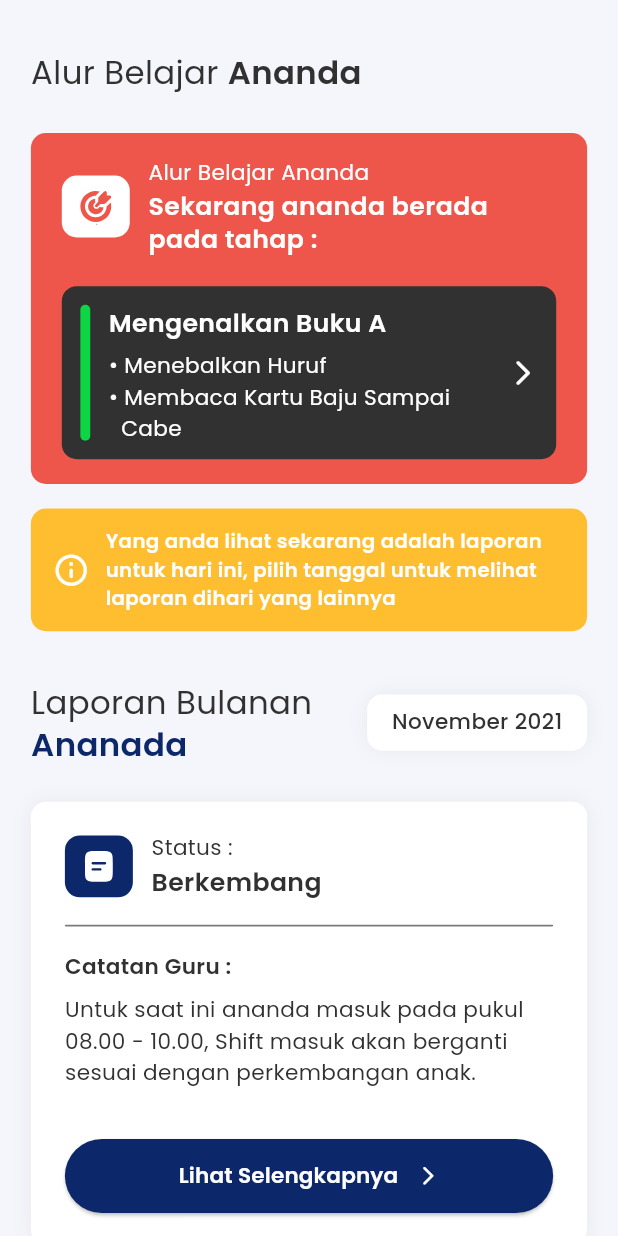
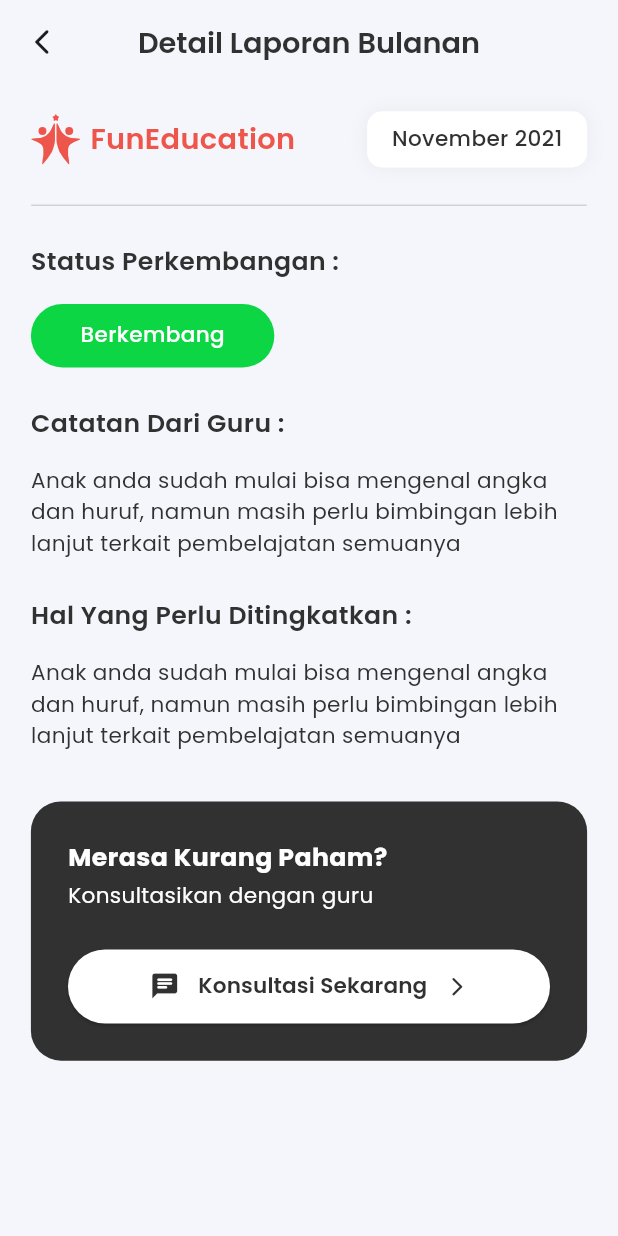
Before and after one commit to Ratih-Shinta/Fun-Education-App, a Flutter app: the screen it shows after launch, on a phone screen of 412 x 824 dp. Run offline on Flutter 3.47's test engine with Material 3 defaults, Android fonts, the phone set to English and light mode, and no system bars; drawn by our look-alikes of auto_size_text; our stand-ins replace dio, flutter_svg, get, google_fonts, shared_preferences.

Commit message:
feat [RH] : Slicing Detail Laporan Bulanan Page

```diff
--- a/lib/app/global-component/fun_education.dart
+++ b/lib/app/global-component/fun_education.dart
@@ -3,25 +3,29 @@ import 'package:flutter_svg/svg.dart';
 import 'package:fun_education_app/common/helper/themes.dart';
 
 class FunEducation extends StatelessWidget {
-  const FunEducation({super.key});
+  final double width;
+  final TextStyle textStyle;
+
+  const FunEducation({
+    super.key,
+    required this.width,
+    required this.textStyle,
+  });
 
   @override
   Widget build(BuildContext context) {
-    final Size mediaQuery = MediaQuery.of(context).size;
-    final double width = mediaQuery.width;
-    final double height = mediaQuery.height;
-
     return Row(
       mainAxisAlignment: MainAxisAlignment.center,
       children: [
         SvgPicture.asset(
           logo,
-          width: 25,
+          width: width,
         ),
+        SizedBox(width: width * 0.2),
         Text(
           textAlign: TextAlign.center,
           'FunEducation',
-          style: tsTitleMediumSemibold(primaryColor),
+          style: textStyle,
         )
       ],
     );
--- a/lib/app/pages/add-photo-page/add_photo_view.dart
+++ b/lib/app/pages/add-photo-page/add_photo_view.dart
@@ -1,6 +1,5 @@
 import 'package:auto_size_text/auto_size_text.dart';
 import 'package:flutter/material.dart';
-import 'package:flutter_svg/svg.dart';
 import 'package:fun_education_app/app/global-component/common_button.dart';
 import 'package:fun_education_app/app/global-component/common_warning.dart';
 import 'package:fun_education_app/app/global-component/fun_education.dart';
@@ -26,8 +25,12 @@ class AddPhotoView extends StatelessWidget {
           child: Stack(
             children: [
               Container(
-                  margin: EdgeInsets.only(top: width * 0.048),
-                  child: FunEducation()),
+                margin: EdgeInsets.only(top: width * 0.048),
+                child: FunEducation(
+                  width: 25,
+                  textStyle: tsBodyLargeSemibold(primaryColor),
+                ),
+              ),
               Center(
                 child: Container(
                   padding: EdgeInsets.symmetric(
--- /dev/null
+++ b/lib/app/pages/detail-laporan-bulanan-page/detail_laporan_bulanan_binding.dart
@@ -0,0 +1,11 @@
+import 'package:fun_education_app/app/pages/detail-laporan-bulanan-page/detail_laporan_bulanan_controller.dart';
+import 'package:get/get.dart';
+
+class DetailLaporanBulananBinding extends Bindings {
+  @override
+  void dependencies() {
+    Get.lazyPut<DetailLaporanBulananController>(
+      () => DetailLaporanBulananController(),
+    );
+  }
+}
--- /dev/null
+++ b/lib/app/pages/detail-laporan-bulanan-page/detail_laporan_bulanan_controller.dart
@@ -0,0 +1,5 @@
+import 'package:get/get.dart';
+
+class DetailLaporanBulananController extends GetxController {
+
+}
--- /dev/null
+++ b/lib/app/pages/detail-laporan-bulanan-page/detail_laporan_bulanan_view.dart
@@ -0,0 +1,228 @@
+import 'package:auto_size_text/auto_size_text.dart';
+import 'package:flutter/material.dart';
+import 'package:fun_education_app/app/global-component/fun_education.dart';
+import 'package:fun_education_app/app/pages/detail-laporan-bulanan-page/detail_laporan_bulanan_controller.dart';
+import 'package:fun_education_app/common/helper/themes.dart';
+import 'package:get/get.dart';
+
+class DetailLaporanBulananView extends GetView<DetailLaporanBulananController> {
+  const DetailLaporanBulananView({super.key});
+
+  @override
+  Widget build(BuildContext context) {
+    final Size mediaQuery = MediaQuery.of(context).size;
+    final double width = mediaQuery.width;
+    final double height = mediaQuery.height;
+    return Scaffold(
+      backgroundColor: backgroundColor,
+      appBar: PreferredSize(
+        preferredSize: Size.fromHeight(height * 0.07),
+        child: AppBar(
+          backgroundColor: backgroundColor,
+          elevation: 0,
+          centerTitle: true,
+          leading: IconButton(
+            icon: Icon(
+              Icons.arrow_back_ios_new_rounded,
+              size: 20,
+            ),
+            onPressed: () {
+              Get.back();
+            },
+          ),
+          title: AutoSizeText(
+            group: AutoSizeGroup(),
+            maxLines: 1,
+            'Detail Laporan Bulanan',
+            style: tsBodyLargeSemibold(blackColor),
+          ),
+        ),
+      ),
+      body: SingleChildScrollView(
+        physics: BouncingScrollPhysics(),
+        child: Padding(
+          padding: EdgeInsets.only(
+            top: height * 0.02,
+            left: width * 0.05,
+            right: width * 0.05,
+          ),
+          child: Column(
+            crossAxisAlignment: CrossAxisAlignment.start,
+            children: [
+              Row(
+                mainAxisAlignment: MainAxisAlignment.spaceBetween,
+                children: [
+                  FunEducation(
+                    width: width * 0.08,
+                    textStyle: tsBodyLargeSemibold(primaryColor),
+                  ),
+                  Container(
+                    padding: EdgeInsets.symmetric(
+                      vertical: height * 0.01,
+                      horizontal: width * 0.04,
+                    ),
+                    decoration: BoxDecoration(
+                      color: whiteColor,
+                      borderRadius: BorderRadius.circular(10),
+                      boxShadow: [
+                        BoxShadow(
+                          color: greyColor.withOpacity(0.1),
+                          spreadRadius: 0,
+                          blurRadius: 10,
+                          offset: Offset(0, 0),
+                        ),
+                      ],
+                    ),
+                    child: AutoSizeText(
+                      'November 2021',
+                      group: AutoSizeGroup(),
+                      maxLines: 1,
+                      style: tsBodySmallMedium(blackColor),
+                    ),
+                  ),
+                ],
+              ),
+              SizedBox(height: height * 0.03),
+              Container(
+                width: width,
+                height: height * 0.00125,
+                decoration: BoxDecoration(
+                  color: greyColor.withOpacity(0.3),
+                  borderRadius: BorderRadius.circular(10),
+                ),
+              ),
+              SizedBox(height: height * 0.03),
+              AutoSizeText(
+                'Status Perkembangan :',
+                group: AutoSizeGroup(),
+                maxLines: 1,
+                style: tsBodyMediumSemibold(blackColor),
+              ),
+              SizedBox(height: height * 0.02),
+              Container(
+                padding: EdgeInsets.symmetric(
+                  vertical: height * 0.013,
+                  horizontal: width * 0.08,
+                ),
+                decoration: BoxDecoration(
+                  color: greenColor,
+                  borderRadius: BorderRadius.circular(30),
+                ),
+                child: AutoSizeText(
+                  'Berkembang',
+                  group: AutoSizeGroup(),
+                  maxLines: 1,
+                  style: tsBodySmallMedium(whiteColor),
+                ),
+              ),
+              SizedBox(height: height * 0.03),
+              AutoSizeText(
+                'Catatan Dari Guru :',
+                group: AutoSizeGroup(),
+                maxLines: 1,
+                style: tsBodyMediumSemibold(blackColor),
+              ),
+              SizedBox(height: height * 0.02),
+              Container(
+                width: width,
+                child: AutoSizeText(
+                  'Anak anda sudah mulai bisa mengenal angka dan huruf, namun masih perlu bimbingan lebih lanjut terkait pembelajatan semuanya',
+                  group: AutoSizeGroup(),
+                  style: tsBodySmallRegular(blackColor),
+                ),
+              ),
+              SizedBox(height: height * 0.03),
+              AutoSizeText(
+                'Hal Yang Perlu Ditingkatkan :',
+                group: AutoSizeGroup(),
+                maxLines: 1,
+                style: tsBodyMediumSemibold(blackColor),
+              ),
+              SizedBox(height: height * 0.02),
+              Container(
+                width: width,
+                child: AutoSizeText(
+                  'Anak anda sudah mulai bisa mengenal angka dan huruf, namun masih perlu bimbingan lebih lanjut terkait pembelajatan semuanya',
+                  group: AutoSizeGroup(),
+                  style: tsBodySmallRegular(blackColor),
+                ),
+              ),
+              SizedBox(height: height * 0.04),
+              Container(
+                width: width,
+                padding: EdgeInsets.symmetric(
+                  vertical: height * 0.03,
+                  horizontal: width * 0.06,
+                ),
+                decoration: BoxDecoration(
+                  color: blackColor,
+                  borderRadius: BorderRadius.circular(20),
+                ),
+                child: Column(
+                  crossAxisAlignment: CrossAxisAlignment.start,
+                  children: [
+                    Column(
+                      crossAxisAlignment: CrossAxisAlignment.start,
+                      children: [
+                        AutoSizeText(
+                          'Merasa Kurang Paham?',
+                          group: AutoSizeGroup(),
+                          maxLines: 1,
+                          style: tsBodyMediumBold(whiteColor),
+                        ),
+                        SizedBox(height: height * 0.005),
+                        AutoSizeText(
+                          'Konsultasikan dengan guru',
+                          group: AutoSizeGroup(),
+                          maxLines: 1,
+                          style: tsBodySmallRegular(whiteColor),
+                        ),
+                      ],
+                    ),
+                    SizedBox(height: height * 0.03),
+                    ElevatedButton(
+                      onPressed: () {},
+                      child: Row(
+                        mainAxisAlignment: MainAxisAlignment.center,
+                        children: [
+                          Icon(
+                            Icons.chat_rounded,
+                            size: 20,
+                            color: blackColor,
+                          ),
+                          SizedBox(width: width * 0.03),
+                          AutoSizeText(
+                            'Konsultasi Sekarang',
+                            group: AutoSizeGroup(),
+                            maxLines: 1,
+                            style: tsBodySmallSemibold(blackColor),
+                          ),
+                          SizedBox(width: width * 0.03),
+                          Icon(
+                            Icons.arrow_forward_ios_rounded,
+                            size: 15,
+                            color: blackColor,
+                          ),
+                        ],
+                      ),
+                      style: ElevatedButton.styleFrom(
+                        backgroundColor: whiteColor,
+                        minimumSize: Size(
+                          width,
+                          height * 0.06,
+                        ),
+                        shape: RoundedRectangleBorder(
+                          borderRadius: BorderRadius.circular(30),
+                        ),
+                      ),
+                    ),
+                  ],
+                ),
+              ),
+            ],
+          ),
+        ),
+      ),
+    );
+  }
+}
--- /dev/null
+++ b/lib/app/pages/detail-laporan-harian-page/detail_laporan_harian_binding.dart
@@ -0,0 +1,11 @@
+import 'package:fun_education_app/app/pages/detail-laporan-harian-page/detail_laporan_harian_controller.dart';
+import 'package:get/get.dart';
+
+class DetailLaporanHarianBinding extends Bindings {
+  @override
+  void dependencies() {
+    Get.lazyPut<DetailLaporanHarianController>(
+      () => DetailLaporanHarianController(),
+    );
+  }
+}
--- /dev/null
+++ b/lib/app/pages/detail-laporan-harian-page/detail_laporan_harian_controller.dart
@@ -0,0 +1,3 @@
+import 'package:get/get.dart';
+
+class DetailLaporanHarianController extends GetxController {}
--- /dev/null
+++ b/lib/app/pages/detail-laporan-harian-page/detail_laporan_harian_view.dart
@@ -0,0 +1,12 @@
+import 'package:flutter/widgets.dart';
+import 'package:fun_education_app/app/pages/detail-laporan-harian-page/detail_laporan_harian_controller.dart';
+import 'package:get/get.dart';
+
+class DetailLaporanHarianView extends GetView<DetailLaporanHarianController> {
+  const DetailLaporanHarianView ({super.key});
+
+  @override
+  Widget build(BuildContext context) {
+    return const Placeholder();
+  }
+}
--- a/lib/app/pages/hal-yang-perlu-diperhatikan-page/hal_yang_perlu_diperhatikan_view.dart
+++ b/lib/app/pages/hal-yang-perlu-diperhatikan-page/hal_yang_perlu_diperhatikan_view.dart
@@ -1,13 +1,9 @@
 import 'package:auto_size_text/auto_size_text.dart';
-import 'package:flutter/cupertino.dart';
 import 'package:flutter/material.dart';
-import 'package:flutter/widgets.dart';
-import 'package:flutter_svg/svg.dart';
 import 'package:fun_education_app/app/global-component/fun_education.dart';
 import 'package:fun_education_app/app/pages/hal-yang-perlu-diperhatikan-page/widgets/bullet_text.dart';
 import 'package:fun_education_app/app/pages/hal-yang-perlu-diperhatikan-page/widgets/button_chip.dart';
 import 'package:fun_education_app/common/helper/themes.dart';
-import 'package:fun_education_app/common/routes/app_pages.dart';
 import 'package:get/get.dart';
 
 class HalYangPerluDiperhatikanView extends StatelessWidget {
@@ -38,7 +34,10 @@ class HalYangPerluDiperhatikanView extends StatelessWidget {
                 ),
               ),
               Expanded(
-                child: FunEducation(),
+                child: FunEducation(
+                  width: 25,
+                  textStyle: tsBodyLargeSemibold(primaryColor),
+                ),
               ),
               SizedBox(width: width * 0.09),
             ],
--- a/lib/app/pages/home-page/components/home_page_component_four.dart
+++ b/lib/app/pages/home-page/components/home_page_component_four.dart
@@ -9,7 +9,7 @@ class HomePageComponentFour extends StatelessWidget {
   Widget build(BuildContext context) {
     final Size mediaQuery = MediaQuery.of(context).size;
     final double width = mediaQuery.width;
-    final double height = mediaQuery.height;
+
 
     return Row(
       mainAxisAlignment: MainAxisAlignment.spaceBetween,
--- a/lib/app/pages/home-page/components/home_page_component_one.dart
+++ b/lib/app/pages/home-page/components/home_page_component_one.dart
@@ -10,7 +10,6 @@ class HomePageComponentOne extends StatelessWidget {
   @override
   Widget build(BuildContext context) {
     final Size mediaQuery = MediaQuery.of(context).size;
-    final double width = mediaQuery.width;
     final double height = mediaQuery.height;
 
     return Container(
--- a/lib/app/pages/home-page/widgets/report_widget.dart
+++ b/lib/app/pages/home-page/widgets/report_widget.dart
@@ -8,12 +8,13 @@ class ReportWidget extends StatelessWidget {
   final String point;
   final Color pointColor;
 
-  const ReportWidget(
-      {super.key,
-      required this.no,
-      required this.text,
-      required this.point,
-      required this.pointColor});
+  const ReportWidget({
+    super.key,
+    required this.no,
+    required this.text,
+    required this.point,
+    required this.pointColor,
+  });
 
   @override
   Widget build(BuildContext context) {
@@ -34,16 +35,23 @@ class ReportWidget extends StatelessWidget {
                 height: height * 0.044,
                 alignment: Alignment.center,
                 decoration: BoxDecoration(
-                    borderRadius: BorderRadius.circular(5), color: whiteColor),
-                child: Text(no != null ? no.toString() : 'No number provided',
-                    style: tsBodySmallSemibold(blackColor)),
+                  borderRadius: BorderRadius.circular(5),
+                  color: whiteColor,
+                ),
+                child: Text(
+                  no != '' ? no.toString() : 'No number provided',
+                  style: tsBodySmallSemibold(blackColor),
+                ),
               ),
               Container(
                 width: width * 0.5,
                 child: Flexible(
                   child: AutoSizeText.rich(
                     textAlign: TextAlign.start,
-                    TextSpan(text: text, style: tsBodySmallMedium(blackColor)),
+                    TextSpan(
+                      text: text,
+                      style: tsBodySmallMedium(blackColor),
+                    ),
                     maxLines: 2,
                   ),
                 ),
@@ -55,7 +63,9 @@ class ReportWidget extends StatelessWidget {
             height: height * 0.044,
             alignment: Alignment.center,
             decoration: BoxDecoration(
-                borderRadius: BorderRadius.circular(5), color: pointColor),
+              borderRadius: BorderRadius.circular(5),
+              color: pointColor,
+            ),
             child: Text(
               point,
               style: tsBodySmallSemibold(whiteColor),
--- a/lib/app/pages/login-page/login_page_view.dart
+++ b/lib/app/pages/login-page/login_page_view.dart
@@ -33,8 +33,12 @@ class LoginPageView extends GetView<LoginPageController> {
                   children: [
                     Center(
                       child: Container(
-                          margin: EdgeInsets.only(top: width * 0.068),
-                          child: FunEducation()),
+                        margin: EdgeInsets.only(top: width * 0.068),
+                        child: FunEducation(
+                          width: 25,
+                          textStyle: tsBodyLargeSemibold(primaryColor),
+                        ),
+                      ),
                     ),
                     Center(
                       child: Container(
--- a/lib/common/routes/app_pages.dart
+++ b/lib/common/routes/app_pages.dart
@@ -1,5 +1,9 @@
 import 'package:fun_education_app/app/pages/add-photo-page/add_photo_binding.dart';
 import 'package:fun_education_app/app/pages/add-photo-page/add_photo_view.dart';
+import 'package:fun_education_app/app/pages/detail-laporan-bulanan-page/detail_laporan_bulanan_binding.dart';
+import 'package:fun_education_app/app/pages/detail-laporan-bulanan-page/detail_laporan_bulanan_view.dart';
+import 'package:fun_education_app/app/pages/detail-laporan-harian-page/detail_laporan_harian_binding.dart';
+import 'package:fun_education_app/app/pages/detail-laporan-harian-page/detail_laporan_harian_view.dart';
 import 'package:fun_education_app/app/pages/home-page/home_page_binding.dart';
 import 'package:fun_education_app/app/pages/home-page/home_page_view.dart';
 import 'package:fun_education_app/app/pages/laporan-page/laporan_page_binding.dart';
@@ -18,7 +22,7 @@ part 'app_routes.dart';
 class AppPages {
   AppPages._();
 
-  static const INITIAL = Routes.LAPORAN_PAGE;
+  static const INITIAL = Routes.DETAIL_LAPORAN_BULANAN_PAGE;
 
   static final routes = [
     GetPage(
@@ -56,5 +60,15 @@ class AppPages {
       page: () => LaporanPageView(),
       binding: LaporanPageBinding(),
     ),
+    GetPage(
+      name: _Paths.DETAIL_LAPORAN_HARIAN_PAGE,
+      page: () => DetailLaporanHarianView(),
+      binding: DetailLaporanHarianBinding(),
+    ),
+    GetPage(
+      name: _Paths.DETAIL_LAPORAN_BULANAN_PAGE,
+      page: () => DetailLaporanBulananView(),
+      binding: DetailLaporanBulananBinding(),
+    ),
   ];
 }
--- a/lib/common/routes/app_routes.dart
+++ b/lib/common/routes/app_routes.dart
@@ -10,6 +10,8 @@ abstract class Routes {
       _Paths.HAL_YANG_PERLU_DIPERHATIKAN_PAGE;
   static const SAVING_PAGE = _Paths.SAVING_PAGE;
   static const LAPORAN_PAGE = _Paths.LAPORAN_PAGE;
+  static const  DETAIL_LAPORAN_HARIAN_PAGE = _Paths.DETAIL_LAPORAN_HARIAN_PAGE;
+  static const  DETAIL_LAPORAN_BULANAN_PAGE = _Paths.DETAIL_LAPORAN_BULANAN_PAGE;
 }
 
 abstract class _Paths {
@@ -21,4 +23,6 @@ abstract class _Paths {
   static const HAL_YANG_PERLU_DIPERHATIKAN_PAGE = '/hal-yang-perlu-diperhatikan-page';
   static const SAVING_PAGE = '/saving-page';
   static const LAPORAN_PAGE = '/laporan-page';
+  static const DETAIL_LAPORAN_HARIAN_PAGE = '/detail-laporan-harian-page';
+  static const DETAIL_LAPORAN_BULANAN_PAGE = '/detail-laporan-bulanan-page';
 }
```
